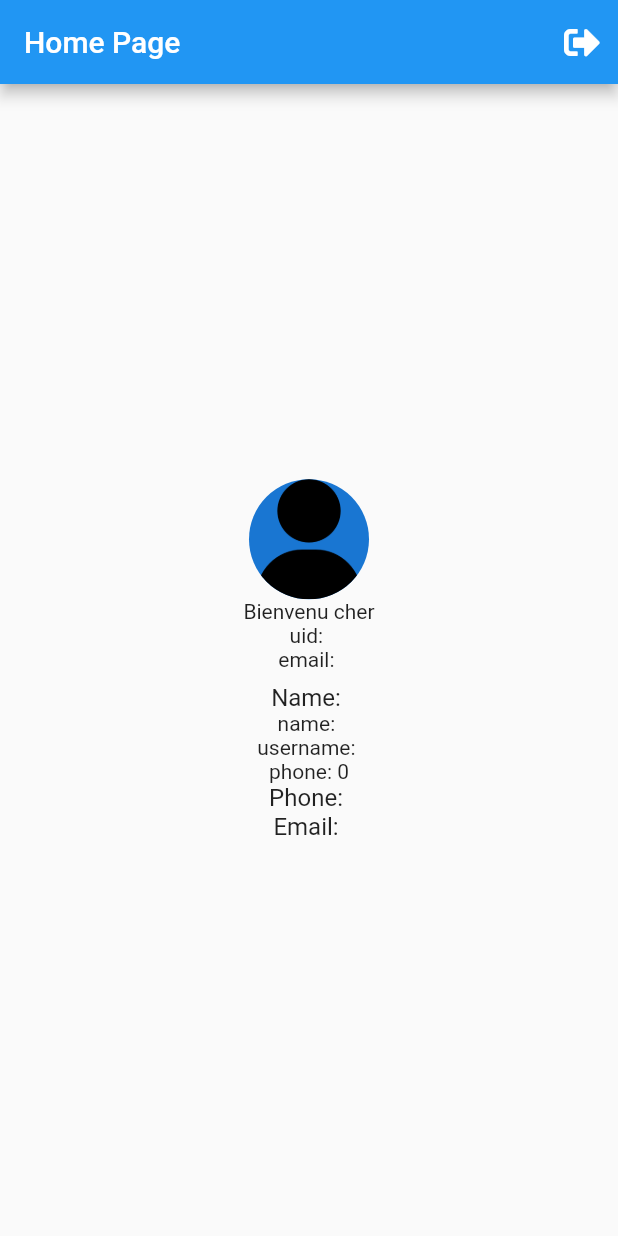
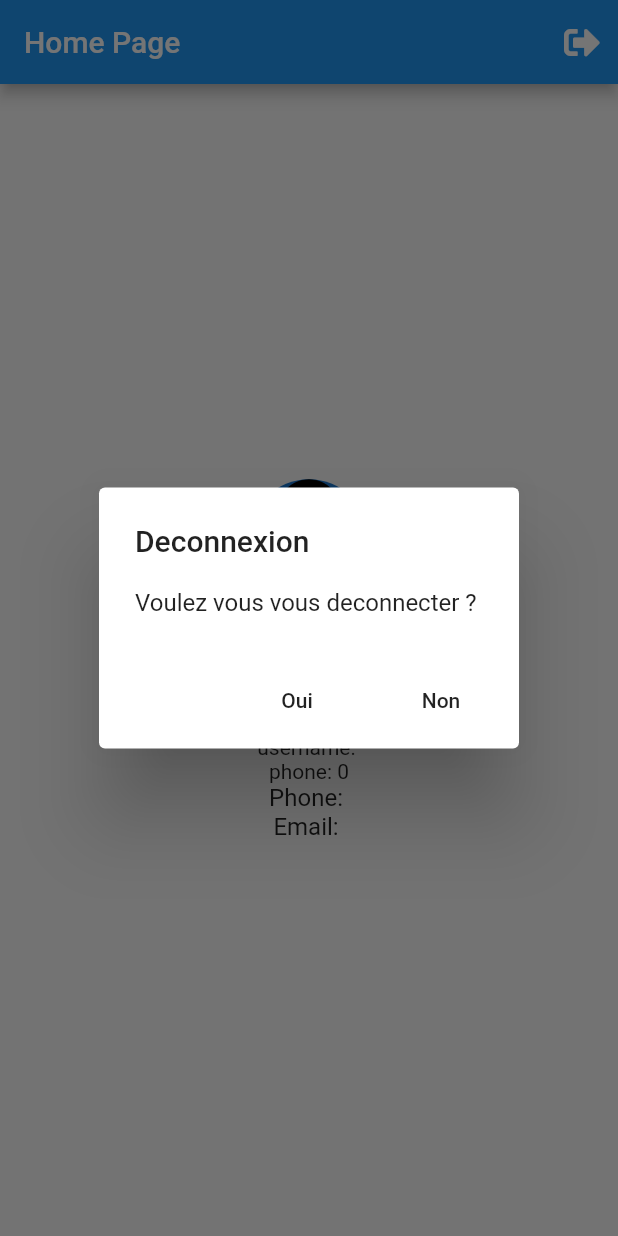
Before and after one commit to maeltoukap/Angel-Dress, a Flutter app: the screen it shows once a user with an empty profile is signed in, after a tap on an icon or button, on a phone screen of 412 x 824 dp. Run offline on Flutter 3.47's test engine with Material 2 defaults, Android fonts, the phone set to English and light mode, and no system bars; our stand-ins replace cloud_firestore, firebase_auth, firebase_core, flutter_spinkit, font_awesome_flutter, google_fonts and 1 more; missing offline and left inert: flutter_facebook_login; accounts and stored records are empty; statements that could not run were skipped.

Commit message:
Reset password

```diff
--- a/lib/Functions/Splash_screen/const.dart
+++ b/lib/Functions/Splash_screen/const.dart
@@ -21,6 +21,11 @@ const skipStyle = TextStyle(
   color: Colors.blueAccent,
   fontWeight: FontWeight.bold,
   fontSize: 20.0,
+);
+
+const messagesGreen = TextStyle(
+  fontSize: 18,
+  color: Colors.green,
 );
 //Header des formulaires
 var kHeading = GoogleFonts.montserrat(
--- a/lib/Screens/home.dart
+++ b/lib/Screens/home.dart
@@ -80,8 +80,25 @@ class _HomePageState extends State<HomePage> {
           IconButton(
               icon: Icon(FontAwesomeIcons.signOutAlt),
               onPressed: () async {
-                await auth.signOut();
-                setState(() {});
+                showDialog(context: context, builder: (ctx){
+                  return AlertDialog(
+                    title: Text("Deconnexion"),
+                    content: Text("Voulez vous vous deconnecter ?"),
+                    actions: [
+                      FlatButton(onPressed: () async{
+                        await auth.signOut();
+                        setState(() {});
+                        Navigator.of(context).pop();
+                        },
+                          child: Text("Oui")
+                      ),
+                      FlatButton(onPressed: () async {
+                        Navigator.of(context).pop();},
+                        child:
+                        Text("Non"),
+                      ),],
+                  );
+                });
               })
         ],
       ),
--- a/lib/Screens/login_screen.dart
+++ b/lib/Screens/login_screen.dart
@@ -1,6 +1,7 @@
 import 'package:angel_dress/Functions/Splash_screen/const.dart';
 import 'package:angel_dress/Functions/loading.dart';
 import 'package:angel_dress/Screens/home.dart';
+import 'package:angel_dress/Screens/reset_screen.dart';
 import 'package:angel_dress/Services/auth_service.dart';
 import 'package:angel_dress/Services/google_service.dart';
 import 'package:angel_dress/Services/facebook_service.dart';
@@ -191,6 +192,12 @@ class _LoginPageState extends State<LoginPage> {
                         children: <Widget>[
                           _buildEmail(),
                           _buildPassword(),
+                          Row(
+                            mainAxisAlignment: MainAxisAlignment.end,
+                            children: [
+                              TextButton(child: Text("Mot de passe oublié ?", style: TextStyle(color: Colors.white),), onPressed: () => Navigator.of(context).push(MaterialPageRoute(builder: (context) => ResetScreen())),)
+                            ],
+                          ),
                           // SizedBox(height: 100),
                           // ButtonTheme(
                           //   minWidth: 300.0,
@@ -214,7 +221,7 @@ class _LoginPageState extends State<LoginPage> {
                     child: Column(
                       children: [
                         SizedBox(
-                          height: 30,
+                          height: 7,
                         ),
                         new RoundedButton(
                           buttonText: 'Se connecter',
@@ -246,7 +253,7 @@ class _LoginPageState extends State<LoginPage> {
                           },
                         ),
                         SizedBox(
-                          height: 50,
+                          height: 15,
                         ),
                         Container(
                           decoration: BoxDecoration(
@@ -270,7 +277,7 @@ class _LoginPageState extends State<LoginPage> {
                         ),
                         DotDivider(),
                         SizedBox(
-                          height: 30,
+                          height: 20,
                         ),
                         Row(
                           mainAxisAlignment: MainAxisAlignment.spaceAround,
--- a/lib/widgets/rounded-button.dart
+++ b/lib/widgets/rounded-button.dart
@@ -29,6 +29,7 @@ class RoundedButton extends StatelessWidget {
             buttonText,
             style: kBodyText,
           ),
+
         ),
       ),
     );
```
Also changed, not shown: lib/Screens/reset_screen.dart (added, +173 -0 lines), lib/Services/auth_service.dart (+10 -1 lines).
